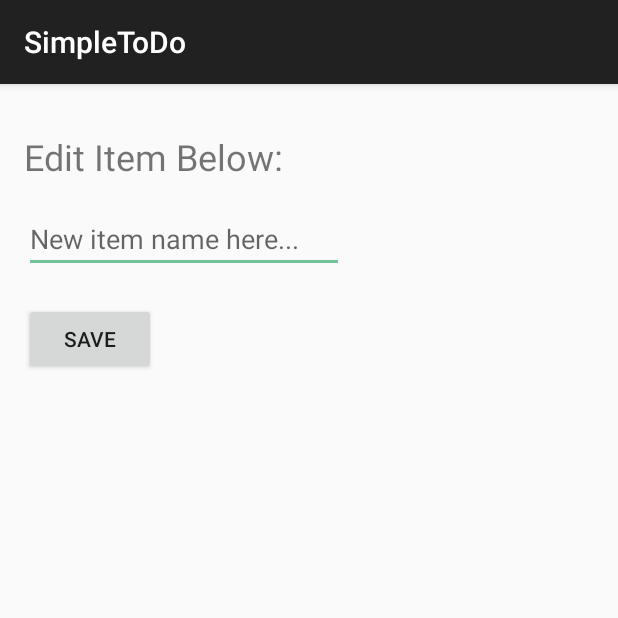
After one commit to jinwoo7/JWY_ToDo_App, an Android app: the EditItemActivity screen opened directly, with no data from a screen before it, on a phone screen of 412 x 824 dp, the top half of it. The commit adds this screen. Run offline under Robolectric (Android 15) with nearby library versions, the phone set to English and light mode, and no system bars.

Commit message:
finished minimum requirement

```diff
--- a/app/src/main/AndroidManifest.xml
+++ b/app/src/main/AndroidManifest.xml
@@ -16,6 +16,7 @@
                 <category android:name="android.intent.category.LAUNCHER" />
             </intent-filter>
         </activity>
+        <activity android:name=".EditItemActivity"></activity>
     </application>
 
 </manifest>
--- /dev/null
+++ b/app/src/main/java/com/jinwooyom/simpletodo/EditItemActivity.java
@@ -0,0 +1,35 @@
+package com.jinwooyom.simpletodo;
+
+import android.content.Intent;
+import android.support.v7.app.AppCompatActivity;
+import android.os.Bundle;
+import android.view.View;
+import android.widget.Button;
+import android.widget.EditText;
+
+public class EditItemActivity extends AppCompatActivity {
+
+    private EditText etEdit;
+    private Button submit;
+
+
+    @Override
+    protected void onCreate(Bundle savedInstanceState) {
+        super.onCreate(savedInstanceState);
+        setContentView(R.layout.activity_edit_item);
+        etEdit = (EditText) findViewById(R.id.et_edit);
+        submit = (Button) findViewById(R.id.submit);
+
+
+        etEdit.setText(getIntent().getStringExtra("editText"));
+        submit.setOnClickListener(new View.OnClickListener(){
+            public void onClick(View v) {
+                Intent data = new Intent();
+                data.putExtra("editText", etEdit.getText().toString());
+                data.putExtra("index",getIntent().getIntExtra("index",0));
+                setResult(RESULT_OK, data);
+                finish();
+            }
+        });
+    }
+}
--- /dev/null
+++ b/app/src/main/res/layout/activity_edit_item.xml
@@ -0,0 +1,48 @@
+<?xml version="1.0" encoding="utf-8"?>
+<RelativeLayout xmlns:android="http://schemas.android.com/apk/res/android"
+    xmlns:app="http://schemas.android.com/apk/res-auto"
+    xmlns:tools="http://schemas.android.com/tools"
+    android:layout_width="match_parent"
+    android:layout_height="match_parent"
+    android:padding="16dp"
+    tools:context="com.jinwooyom.simpletodo.EditItemActivity">
+
+    <TextView
+        android:id="@+id/tv_edit_body"
+        android:layout_width="wrap_content"
+        android:layout_height="wrap_content"
+        android:layout_marginTop="16dp"
+        android:text="@string/tv_edit_body"
+        android:textSize="24sp"
+        tools:layout_editor_absoluteX="16dp"
+        tools:layout_editor_absoluteY="16dp"
+        android:layout_alignParentTop="true"
+        android:layout_alignParentLeft="true"
+        android:layout_alignParentStart="true" />
+
+    <EditText
+        android:id="@+id/et_edit"
+        android:layout_width="wrap_content"
+        android:layout_height="wrap_content"
+        android:layout_marginTop="16dp"
+        android:ems="10"
+        android:hint="@string/et_edit_hint"
+        android:inputType="textMultiLine"
+        app:layout_constraintTop_toBottomOf="@+id/tv_edit_body"
+        tools:layout_editor_absoluteX="16dp"
+        android:layout_below="@+id/tv_edit_body"
+        android:layout_alignParentLeft="true"
+        android:layout_alignParentStart="true" />
+
+    <Button
+        android:id="@+id/submit"
+        android:layout_width="wrap_content"
+        android:layout_height="wrap_content"
+        app:layout_constraintTop_toBottomOf="@+id/et_edit"
+        android:text="@string/btn_edit"
+        tools:layout_editor_absoluteX="16dp"
+        android:layout_below="@+id/et_edit"
+        android:layout_alignParentLeft="true"
+        android:layout_alignParentStart="true"
+        android:layout_marginTop="20dp" />
+</RelativeLayout>
--- a/app/src/main/res/values/strings.xml
+++ b/app/src/main/res/values/strings.xml
@@ -2,4 +2,7 @@
     <string name="app_name">SimpleToDo</string>
     <string name="add">Add</string>
     <string name="add_item">Add a new item...</string>
+    <string name="tv_edit_body">Edit Item Below:</string>
+    <string name="et_edit_hint">New item name here...</string>
+    <string name="btn_edit">Save</string>
 </resources>
```
Also changed, not shown: app/src/main/java/com/jinwooyom/simpletodo/MainActivity.java (+30 -5 lines).
